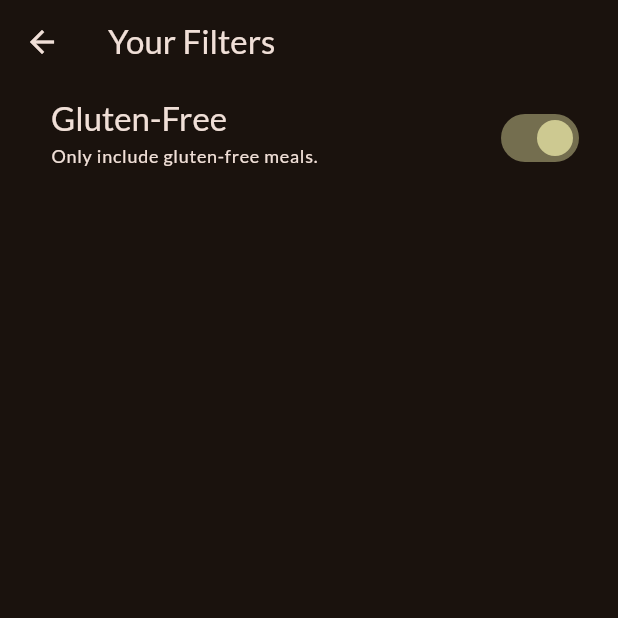
After one commit to wtwente20/Flutter-Meals, a Flutter app: the FiltersScreen screen opened directly, after a tap on "Gluten-Free", on a phone screen of 412 x 824 dp, the top half of it. The commit adds this screen. Run offline on Flutter 3.47's test engine with Material 2 defaults, Android fonts, the phone set to English and light mode, and no system bars; our stand-ins replace google_fonts, transparent_image.

Commit message:
set logic for filters, created first filter

```diff
--- /dev/null
+++ b/lib/screens/filters_screen.dart
@@ -0,0 +1,49 @@
+import 'package:flutter/material.dart';
+
+class FiltersScreen extends StatefulWidget {
+  const FiltersScreen({super.key});
+
+  @override
+  State<StatefulWidget> createState() {
+    return _FiltersScreenState();
+  }
+}
+
+class _FiltersScreenState extends State<FiltersScreen> {
+  var _glutenFreeFilterSet = false;
+
+  @override
+  Widget build(BuildContext context) {
+    return Scaffold(
+      appBar: AppBar(
+        title: const Text('Your Filters'),
+      ),
+      body: Column(
+        children: [
+          SwitchListTile(
+            value: _glutenFreeFilterSet,
+            onChanged: (isChecked) {
+              setState(() {
+              _glutenFreeFilterSet = isChecked;
+              });
+            },
+            title: Text(
+              'Gluten-Free',
+              style: Theme.of(context).textTheme.titleLarge!.copyWith(
+                    color: Theme.of(context).colorScheme.onBackground,
+                  ),
+            ),
+            subtitle: Text(
+              'Only include gluten-free meals.',
+              style: Theme.of(context).textTheme.labelMedium!.copyWith(
+                    color: Theme.of(context).colorScheme.onBackground,
+                  ),
+            ),
+            activeColor: Theme.of(context).colorScheme.tertiary,
+            contentPadding: const EdgeInsets.only(left: 34, right: 22),
+          ),
+        ],
+      ),
+    );
+  }
+}
```
Also changed, not shown: lib/screens/tabs.dart (+9 -1 lines), lib/widgets/main_drawer.dart (+12 -3 lines).
